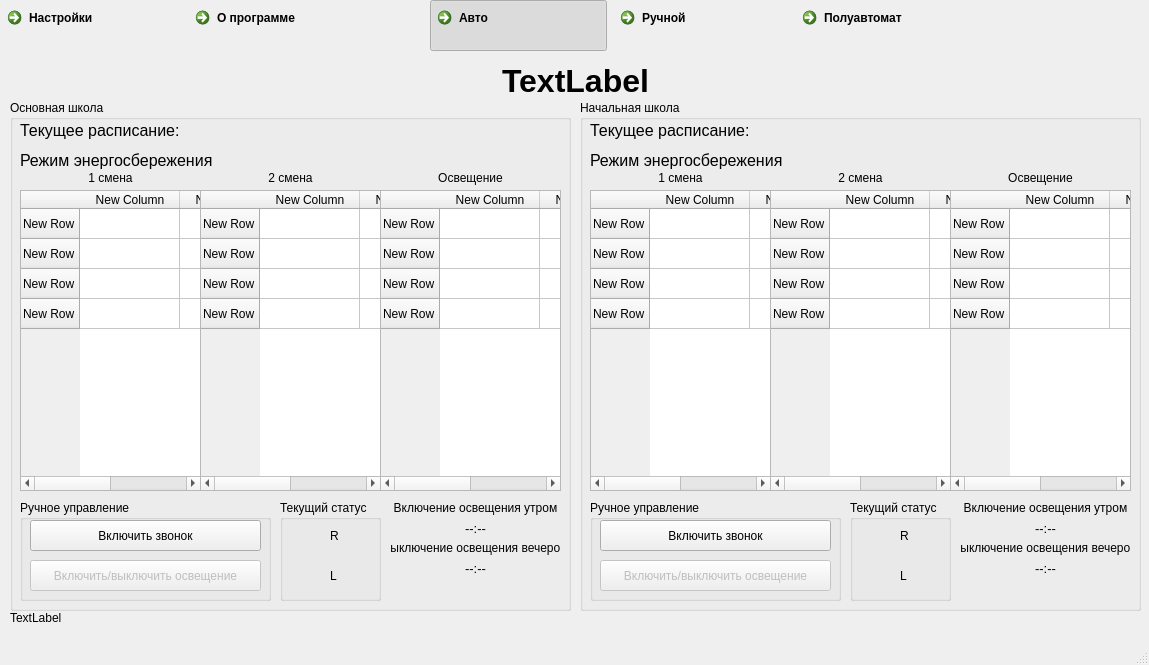
The window that mainform.ui (student-proger/BellManager) describes before a commit, drawn with Qt 5.
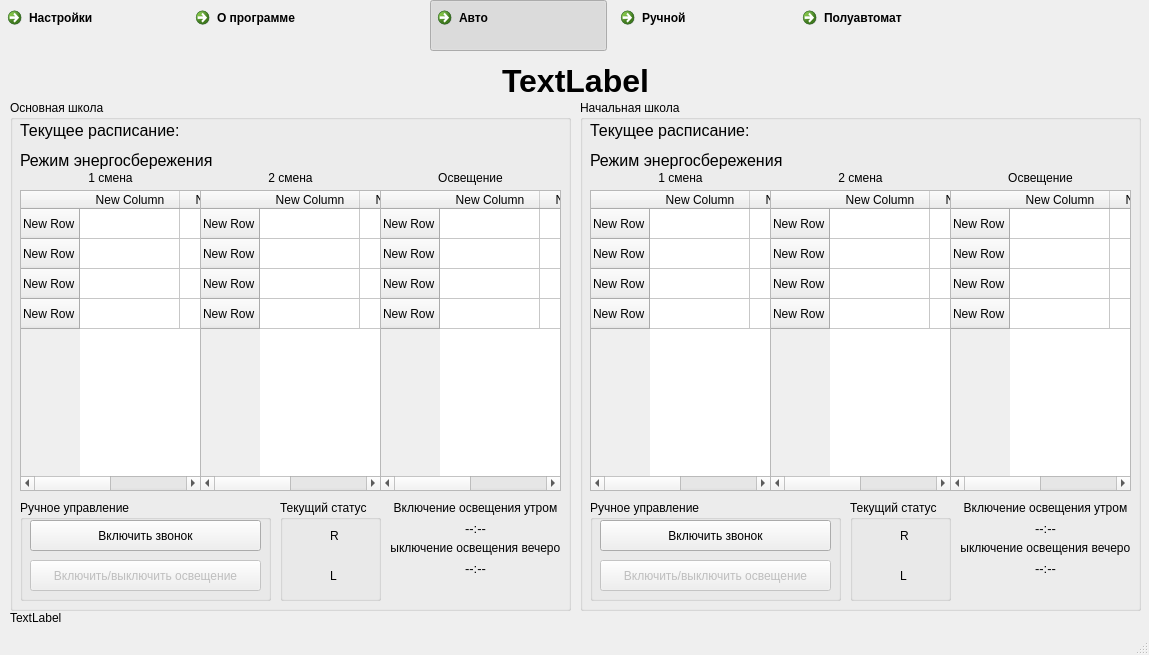
The same window after the commit. Icons and pictures are not drawn.

Commit message: Проверка ошибки воспроизведения уведомления

Diff of the .ui file:
```diff
--- a/mainform.ui
+++ b/mainform.ui
@@ -10,7 +10,7 @@
     <x>0</x>
     <y>0</y>
     <width>1149</width>
-    <height>665</height>
+    <height>655</height>
    </rect>
   </property>
   <property name="sizePolicy">
@@ -22,13 +22,13 @@
   <property name="minimumSize">
    <size>
     <width>1149</width>
-    <height>665</height>
+    <height>655</height>
    </size>
   </property>
   <property name="maximumSize">
    <size>
     <width>1149</width>
-    <height>665</height>
+    <height>655</height>
    </size>
   </property>
   <property name="windowTitle">
```
The commit also changes 2 other files.
